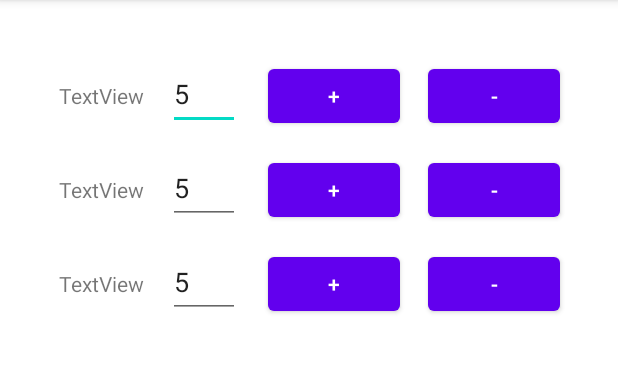
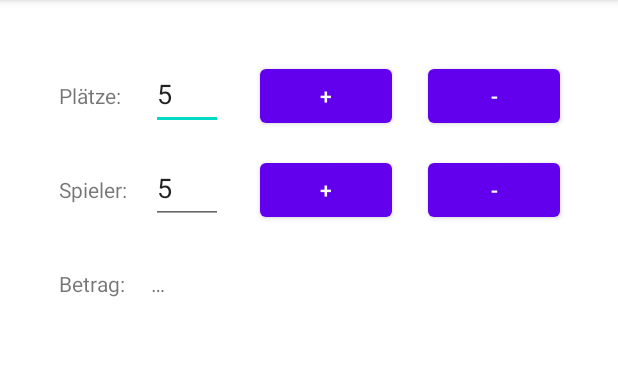
Before and after one commit to quirinecker/5ahitm-medtmc-u3-payyours, an Android app: the screen it shows after launch (MainActivity), on a phone screen of 412 x 824 dp, the part 84-457 px from its top. Run offline under Robolectric (Android 15) with nearby library versions, the phone set to English and light mode, and no system bars.

Commit message:
extracted things into the resources

```diff
--- a/app/src/main/res/layout/activity_main.xml
+++ b/app/src/main/res/layout/activity_main.xml
@@ -48,7 +48,7 @@
             android:id="@+id/textView"
             android:layout_width="wrap_content"
             android:layout_height="wrap_content"
-            android:text="TextView"
+            android:text="@string/main_label_place"
             app:layout_constraintStart_toStartOf="@+id/guideline2"
             app:layout_constraintTop_toTopOf="@+id/guidline_top" />
 
@@ -56,7 +56,7 @@
             android:id="@+id/textView2"
             android:layout_width="wrap_content"
             android:layout_height="wrap_content"
-            android:text="TextView"
+            android:text="@string/main_label_player"
             app:layout_constraintBottom_toTopOf="@+id/textView3"
             app:layout_constraintStart_toStartOf="@+id/guideline2"
             app:layout_constraintTop_toBottomOf="@+id/textView" />
@@ -65,7 +65,7 @@
             android:id="@+id/textView3"
             android:layout_width="wrap_content"
             android:layout_height="wrap_content"
-            android:text="TextView"
+            android:text="@string/main_label_value"
             app:layout_constraintBottom_toTopOf="@+id/guidline_bottom"
             app:layout_constraintStart_toStartOf="@+id/guideline2" />
 
@@ -82,62 +82,57 @@
             android:layout_height="wrap_content"
             android:layout_marginStart="16dp"
             android:ems="10"
+            android:hint="@string/default_number_value"
+            android:importantForAutofill="no"
             android:inputType="numberDecimal"
             android:minHeight="48dp"
-            android:text="5"
+            android:text="@string/default_number_value"
             app:layout_constraintBaseline_toBaselineOf="@+id/textView"
-            app:layout_constraintStart_toStartOf="@+id/barrier2" />
+            app:layout_constraintStart_toStartOf="@+id/barrier2"
+            tools:ignore="DuplicateSpeakableTextCheck" />
 
         <EditText
             android:id="@+id/editTextNumberDecimal2"
+            android:hint="@string/default_number_value"
             android:layout_width="48dp"
             android:layout_height="wrap_content"
             android:layout_marginStart="16dp"
             android:ems="10"
             android:inputType="numberDecimal"
             android:minHeight="48dp"
-            android:text="5"
+            android:text="@string/default_number_value"
             app:layout_constraintBaseline_toBaselineOf="@+id/textView2"
-            app:layout_constraintStart_toEndOf="@+id/barrier2" />
-
-        <EditText
-            android:id="@+id/editTextNumberDecimal3"
-            android:layout_width="48dp"
-            android:layout_height="wrap_content"
-            android:layout_marginStart="16dp"
-            android:ems="10"
-            android:inputType="numberDecimal"
-            android:minHeight="48dp"
-            android:text="5"
-            app:layout_constraintBaseline_toBaselineOf="@+id/textView3"
-            app:layout_constraintStart_toStartOf="@+id/barrier2" />
+            app:layout_constraintStart_toEndOf="@+id/barrier2"
+            android:importantForAutofill="no" />
 
         <Button
             android:id="@+id/button3"
             android:layout_width="wrap_content"
             android:layout_height="wrap_content"
             android:minHeight="48dp"
-            android:text="+"
+            android:text="@string/main_button_plus"
             app:layout_constraintBaseline_toBaselineOf="@+id/editTextNumberDecimal"
             app:layout_constraintEnd_toStartOf="@+id/button4"
             app:layout_constraintHorizontal_weight="1"
-            app:layout_constraintStart_toEndOf="@+id/editTextNumberDecimal" />
+            app:layout_constraintStart_toEndOf="@+id/editTextNumberDecimal"
+            tools:ignore="DuplicateSpeakableTextCheck" />
 
         <Button
             android:id="@+id/button4"
             android:layout_width="wrap_content"
             android:layout_height="wrap_content"
             android:layout_marginEnd="16dp"
-            android:text="-"
+            android:text="@string/main_button_minus"
             app:layout_constraintBaseline_toBaselineOf="@+id/button3"
             app:layout_constraintEnd_toEndOf="parent"
-            app:layout_constraintVertical_weight="1" />
+            app:layout_constraintVertical_weight="1"
+            tools:ignore="DuplicateSpeakableTextCheck" />
 
         <Button
             android:id="@+id/button7"
             android:layout_width="wrap_content"
             android:layout_height="wrap_content"
-            android:text="+"
+            android:text="@string/main_button_plus"
             app:layout_constraintBaseline_toBaselineOf="@+id/editTextNumberDecimal2"
             app:layout_constraintEnd_toStartOf="@+id/button8"
             app:layout_constraintStart_toEndOf="@+id/editTextNumberDecimal2"
@@ -147,29 +142,19 @@
             android:id="@+id/button8"
             android:layout_width="wrap_content"
             android:layout_height="wrap_content"
-            android:text="-"
+            android:text="@string/main_button_minus"
             app:layout_constraintBaseline_toBaselineOf="@+id/button7"
             app:layout_constraintEnd_toStartOf="@+id/guideline4"
             app:layout_constraintVertical_weight="1" />
 
-        <Button
-            android:id="@+id/button9"
+        <TextView
+            android:id="@+id/textView4"
             android:layout_width="wrap_content"
             android:layout_height="wrap_content"
-            android:text="+"
-            app:layout_constraintBaseline_toBaselineOf="@+id/editTextNumberDecimal3"
-            app:layout_constraintEnd_toStartOf="@+id/button10"
-            app:layout_constraintStart_toEndOf="@+id/editTextNumberDecimal3"
-            app:layout_constraintVertical_weight="1" />
-
-        <Button
-            android:id="@+id/button10"
-            android:layout_width="wrap_content"
-            android:layout_height="wrap_content"
-            android:text="-"
-            app:layout_constraintBaseline_toBaselineOf="@+id/button9"
-            app:layout_constraintEnd_toStartOf="@+id/guideline4"
-            app:layout_constraintVertical_weight="1" />
+            android:layout_marginStart="16dp"
+            android:text="@string/main_label_awaiting_value"
+            app:layout_constraintBottom_toTopOf="@+id/guidline_bottom"
+            app:layout_constraintStart_toEndOf="@+id/barrier2" />
 
     </androidx.constraintlayout.widget.ConstraintLayout>
 
--- a/app/src/main/res/values/strings.xml
+++ b/app/src/main/res/values/strings.xml
@@ -8,4 +8,12 @@
     <string name="settings_label_place">Plätze</string>
     <string name="settings_submit_button">Submit</string>
     <string name="settings_hint_text">15</string>
+    <string name="default_number_value">5</string>
+    <string name="main_button_plus">+</string>
+    <string name="main_button_minus">-</string>
+    <string name="main_label_awaiting_value">…</string>
+    <string name="main_label_place">Plätze:</string>
+    <string name="spieler">main_label_player</string>
+    <string name="main_label_value">Betrag:</string>
+    <string name="main_label_player">Spieler:</string>
 </resources>
```
